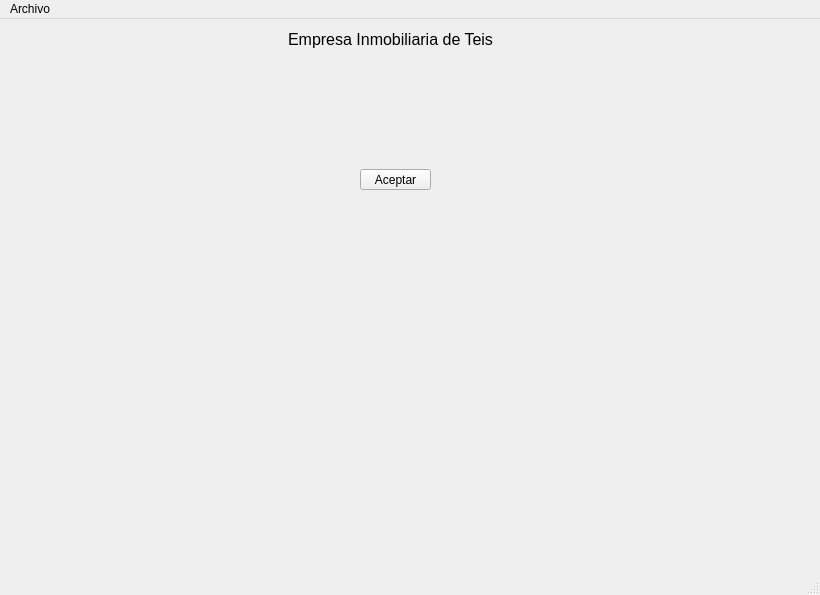
This is venPrincipal.ui in Manue14/Proyecto_interfaces as Qt 5 draws it before an edit. The edited form follows.
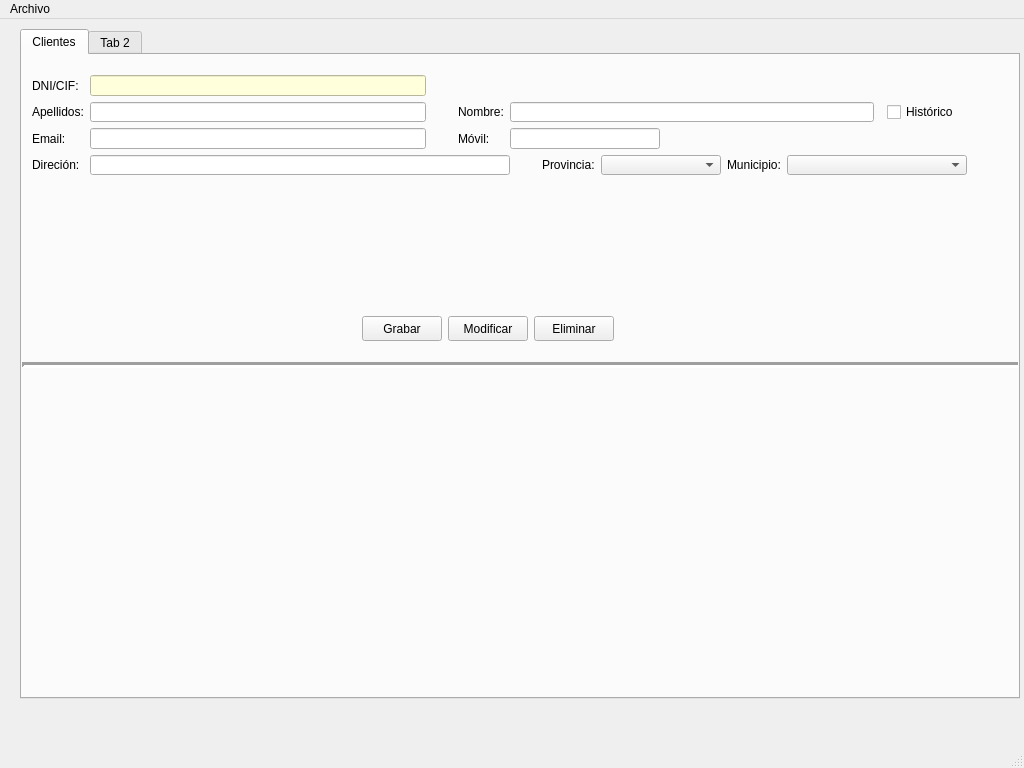
This is the edited form.

```diff
--- a/venPrincipal.ui
+++ b/venPrincipal.ui
@@ -6,47 +6,352 @@
    <rect>
     <x>0</x>
     <y>0</y>
-    <width>820</width>
-    <height>595</height>
+    <width>1024</width>
+    <height>768</height>
    </rect>
   </property>
+  <property name="maximumSize">
+   <size>
+    <width>16777215</width>
+    <height>16777215</height>
+   </size>
+  </property>
   <property name="windowTitle">
    <string>InmoTeis</string>
   </property>
   <widget class="QWidget" name="centralwidget">
-   <widget class="QPushButton" name="pushButton">
+   <widget class="QTabWidget" name="panPrincipal">
     <property name="geometry">
      <rect>
-      <x>360</x>
-      <y>150</y>
-      <width>71</width>
-      <height>21</height>
-     </rect>
-    </property>
-    <property name="text">
-     <string>Aceptar</string>
-    </property>
-   </widget>
-   <widget class="QLabel" name="lblTitulo">
-    <property name="geometry">
-     <rect>
-      <x>280</x>
+      <x>20</x>
       <y>10</y>
-      <width>221</width>
-      <height>20</height>
+      <width>1000</width>
+      <height>670</height>
      </rect>
     </property>
-    <property name="font">
-     <font>
-      <pointsize>12</pointsize>
-     </font>
+    <property name="currentIndex">
+     <number>0</number>
     </property>
-    <property name="text">
-     <string>Empresa Inmobiliaria de Teis</string>
-    </property>
-    <property name="alignment">
-     <set>Qt::AlignCenter</set>
-    </property>
+    <widget class="QWidget" name="tabClientes">
+     <attribute name="title">
+      <string>Clientes</string>
+     </attribute>
+     <widget class="Line" name="line">
+      <property name="geometry">
+       <rect>
+        <x>0</x>
+        <y>300</y>
+        <width>1000</width>
+        <height>20</height>
+       </rect>
+      </property>
+      <property name="lineWidth">
+       <number>3</number>
+      </property>
+      <property name="orientation">
+       <enum>Qt::Horizontal</enum>
+      </property>
+     </widget>
+     <widget class="QWidget" name="">
+      <property name="geometry">
+       <rect>
+        <x>340</x>
+        <y>260</y>
+        <width>254</width>
+        <height>27</height>
+       </rect>
+      </property>
+      <layout class="QHBoxLayout" name="horizontalLayout">
+       <item>
+        <widget class="QPushButton" name="btnGrabarcli">
+         <property name="minimumSize">
+          <size>
+           <width>80</width>
+           <height>25</height>
+          </size>
+         </property>
+         <property name="maximumSize">
+          <size>
+           <width>80</width>
+           <height>25</height>
+          </size>
+         </property>
+         <property name="text">
+          <string>Grabar</string>
+         </property>
+        </widget>
+       </item>
+       <item>
+        <widget class="QPushButton" name="btnModifcli">
+         <property name="minimumSize">
+          <size>
+           <width>80</width>
+           <height>25</height>
+          </size>
+         </property>
+         <property name="maximumSize">
+          <size>
+           <width>80</width>
+           <height>25</height>
+          </size>
+         </property>
+         <property name="text">
+          <string>Modificar</string>
+         </property>
+        </widget>
+       </item>
+       <item>
+        <widget class="QPushButton" name="btnDelcli">
+         <property name="minimumSize">
+          <size>
+           <width>80</width>
+           <height>25</height>
+          </size>
+         </property>
+         <property name="maximumSize">
+          <size>
+           <width>80</width>
+           <height>25</height>
+          </size>
+         </property>
+         <property name="text">
+          <string>Eliminar</string>
+         </property>
+        </widget>
+       </item>
+      </layout>
+     </widget>
+     <widget class="QWidget" name="">
+      <property name="geometry">
+       <rect>
+        <x>10</x>
+        <y>20</y>
+        <width>935</width>
+        <height>100</height>
+       </rect>
+      </property>
+      <layout class="QGridLayout" name="gridLayout">
+       <item row="3" column="1" colspan="4">
+        <widget class="QLineEdit" name="txtDircli">
+         <property name="minimumSize">
+          <size>
+           <width>400</width>
+           <height>0</height>
+          </size>
+         </property>
+        </widget>
+       </item>
+       <item row="3" column="8">
+        <widget class="QLabel" name="lblMunicli">
+         <property name="text">
+          <string>Municipio:</string>
+         </property>
+        </widget>
+       </item>
+       <item row="3" column="9" colspan="2">
+        <widget class="QComboBox" name="cmbMunicli">
+         <property name="minimumSize">
+          <size>
+           <width>180</width>
+           <height>0</height>
+          </size>
+         </property>
+        </widget>
+       </item>
+       <item row="2" column="4" colspan="4">
+        <widget class="QLineEdit" name="txtMovilcli">
+         <property name="minimumSize">
+          <size>
+           <width>120</width>
+           <height>0</height>
+          </size>
+         </property>
+         <property name="maximumSize">
+          <size>
+           <width>150</width>
+           <height>16777215</height>
+          </size>
+         </property>
+        </widget>
+       </item>
+       <item row="3" column="0">
+        <widget class="QLabel" name="lblDircli">
+         <property name="text">
+          <string>Direción:</string>
+         </property>
+        </widget>
+       </item>
+       <item row="3" column="6">
+        <widget class="QLabel" name="lblProcli">
+         <property name="text">
+          <string>Provincia:</string>
+         </property>
+        </widget>
+       </item>
+       <item row="2" column="1">
+        <widget class="QLineEdit" name="txtEmailCli">
+         <property name="minimumSize">
+          <size>
+           <width>300</width>
+           <height>0</height>
+          </size>
+         </property>
+        </widget>
+       </item>
+       <item row="2" column="3">
+        <widget class="QLabel" name="lblMovilcli">
+         <property name="text">
+          <string>Móvil:</string>
+         </property>
+        </widget>
+       </item>
+       <item row="3" column="7">
+        <widget class="QComboBox" name="cmbProcli">
+         <property name="minimumSize">
+          <size>
+           <width>120</width>
+           <height>0</height>
+          </size>
+         </property>
+        </widget>
+       </item>
+       <item row="1" column="4" colspan="6">
+        <widget class="QLineEdit" name="txtNomcli">
+         <property name="minimumSize">
+          <size>
+           <width>300</width>
+           <height>0</height>
+          </size>
+         </property>
+        </widget>
+       </item>
+       <item row="0" column="0">
+        <widget class="QLabel" name="lblDnicli">
+         <property name="text">
+          <string>DNI/CIF:</string>
+         </property>
+        </widget>
+       </item>
+       <item row="1" column="0">
+        <widget class="QLabel" name="lblApelcli">
+         <property name="text">
+          <string>Apellidos:</string>
+         </property>
+        </widget>
+       </item>
+       <item row="1" column="1">
+        <widget class="QLineEdit" name="txtApelcli">
+         <property name="minimumSize">
+          <size>
+           <width>300</width>
+           <height>0</height>
+          </size>
+         </property>
+        </widget>
+       </item>
+       <item row="1" column="3">
+        <widget class="QLabel" name="lblNomcli">
+         <property name="text">
+          <string>Nombre:</string>
+         </property>
+        </widget>
+       </item>
+       <item row="2" column="0">
+        <widget class="QLabel" name="lblEmailCli">
+         <property name="text">
+          <string>Email:</string>
+         </property>
+        </widget>
+       </item>
+       <item row="1" column="10" alignment="Qt::AlignHCenter">
+        <widget class="QCheckBox" name="chkHistoriacli">
+         <property name="text">
+          <string>Histórico</string>
+         </property>
+        </widget>
+       </item>
+       <item row="0" column="1">
+        <widget class="QLineEdit" name="txtDnicli">
+         <property name="minimumSize">
+          <size>
+           <width>120</width>
+           <height>0</height>
+          </size>
+         </property>
+         <property name="styleSheet">
+          <string notr="true">background-color: rgb(255, 255, 220);</string>
+         </property>
+        </widget>
+       </item>
+       <item row="2" column="2">
+        <spacer name="horizontalSpacer_2">
+         <property name="orientation">
+          <enum>Qt::Horizontal</enum>
+         </property>
+         <property name="sizeType">
+          <enum>QSizePolicy::Fixed</enum>
+         </property>
+         <property name="sizeHint" stdset="0">
+          <size>
+           <width>20</width>
+           <height>20</height>
+          </size>
+         </property>
+        </spacer>
+       </item>
+       <item row="1" column="2">
+        <spacer name="horizontalSpacer">
+         <property name="orientation">
+          <enum>Qt::Horizontal</enum>
+         </property>
+         <property name="sizeType">
+          <enum>QSizePolicy::Fixed</enum>
+         </property>
+         <property name="sizeHint" stdset="0">
+          <size>
+           <width>20</width>
+           <height>20</height>
+          </size>
+         </property>
+        </spacer>
+       </item>
+       <item row="3" column="5">
+        <spacer name="horizontalSpacer_3">
+         <property name="orientation">
+          <enum>Qt::Horizontal</enum>
+         </property>
+         <property name="sizeType">
+          <enum>QSizePolicy::Fixed</enum>
+         </property>
+         <property name="sizeHint" stdset="0">
+          <size>
+           <width>20</width>
+           <height>20</height>
+          </size>
+         </property>
+        </spacer>
+       </item>
+      </layout>
+     </widget>
+    </widget>
+    <widget class="QWidget" name="tabConstruccion">
+     <attribute name="title">
+      <string>Tab 2</string>
+     </attribute>
+     <widget class="QLabel" name="label">
+      <property name="geometry">
+       <rect>
+        <x>380</x>
+        <y>150</y>
+        <width>111</width>
+        <height>20</height>
+       </rect>
+      </property>
+      <property name="text">
+       <string>Panel en construcción</string>
+      </property>
+     </widget>
+    </widget>
    </widget>
   </widget>
   <widget class="QMenuBar" name="menubar">
@@ -54,7 +359,7 @@
     <rect>
      <x>0</x>
      <y>0</y>
-     <width>820</width>
+     <width>1024</width>
      <height>21</height>
     </rect>
    </property>
```
